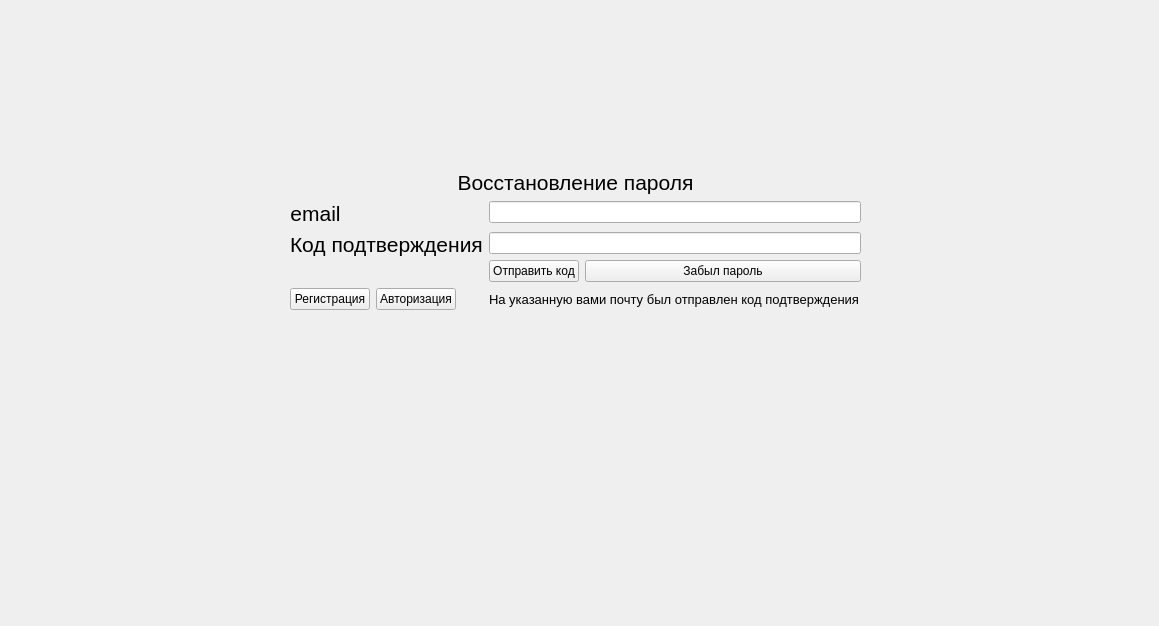
Before: the Qt Designer form reset_password.ui in k0swel/mpu_project, drawn with Qt 5.
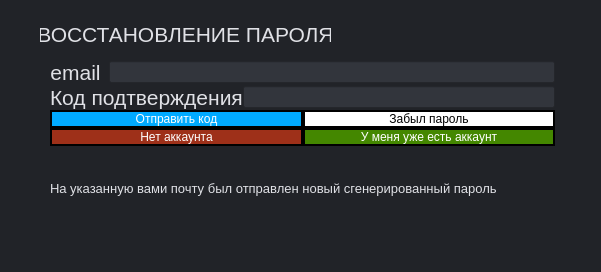
After: the same form once the commit is applied.

Diff of the .ui file:
```diff
--- a/reset_password.ui
+++ b/reset_password.ui
@@ -6,138 +6,402 @@
    <rect>
     <x>0</x>
     <y>0</y>
-    <width>1159</width>
-    <height>626</height>
+    <width>601</width>
+    <height>272</height>
    </rect>
   </property>
   <property name="windowTitle">
    <string>Form</string>
   </property>
-  <widget class="QWidget" name="formLayoutWidget">
+  <property name="styleSheet">
+   <string notr="true">background-color: rgb(33, 35, 40);
+</string>
+  </property>
+  <widget class="QLabel" name="label">
    <property name="geometry">
     <rect>
-     <x>290</x>
-     <y>170</y>
-     <width>571</width>
-     <height>214</height>
+     <x>40</x>
+     <y>20</y>
+     <width>291</width>
+     <height>28</height>
     </rect>
    </property>
-   <layout class="QFormLayout" name="formLayout">
-    <item row="1" column="0" colspan="2">
-     <widget class="QLabel" name="label">
-      <property name="font">
-       <font>
-        <pointsize>16</pointsize>
-       </font>
+   <property name="font">
+    <font>
+     <pointsize>16</pointsize>
+    </font>
+   </property>
+   <property name="styleSheet">
+    <string notr="true">color: rgb(224, 225, 230);</string>
+   </property>
+   <property name="text">
+    <string>ВОССТАНОВЛЕНИЕ ПАРОЛЯ</string>
+   </property>
+   <property name="alignment">
+    <set>Qt::AlignmentFlag::AlignCenter</set>
+   </property>
+  </widget>
+  <widget class="QWidget" name="verticalLayoutWidget">
+   <property name="geometry">
+    <rect>
+     <x>50</x>
+     <y>60</y>
+     <width>505</width>
+     <height>171</height>
+    </rect>
+   </property>
+   <layout class="QVBoxLayout" name="verticalLayout_2">
+    <property name="spacing">
+     <number>0</number>
+    </property>
+    <item>
+     <layout class="QHBoxLayout" name="horizontalLayout">
+      <property name="spacing">
+       <number>8</number>
       </property>
-      <property name="text">
-       <string>Восстановление пароля</string>
-      </property>
-      <property name="alignment">
-       <set>Qt::AlignmentFlag::AlignCenter</set>
-      </property>
-     </widget>
-    </item>
-    <item row="3" column="0">
-     <widget class="QLabel" name="label_email">
-      <property name="enabled">
-       <bool>true</bool>
-      </property>
-      <property name="font">
-       <font>
-        <pointsize>16</pointsize>
-       </font>
-      </property>
-      <property name="layoutDirection">
-       <enum>Qt::LayoutDirection::LeftToRight</enum>
-      </property>
-      <property name="text">
-       <string>email</string>
-      </property>
-      <property name="alignment">
-       <set>Qt::AlignmentFlag::AlignCenter</set>
-      </property>
-     </widget>
-    </item>
-    <item row="3" column="1">
-     <layout class="QVBoxLayout" name="verticalLayout">
       <item>
-       <widget class="QLineEdit" name="lineEdit_email"/>
+       <widget class="QLabel" name="label_email">
+        <property name="enabled">
+         <bool>true</bool>
+        </property>
+        <property name="font">
+         <font>
+          <pointsize>16</pointsize>
+         </font>
+        </property>
+        <property name="layoutDirection">
+         <enum>Qt::LayoutDirection::LeftToRight</enum>
+        </property>
+        <property name="styleSheet">
+         <string notr="true">color: rgb(224, 225, 230);</string>
+        </property>
+        <property name="text">
+         <string>email</string>
+        </property>
+        <property name="alignment">
+         <set>Qt::AlignmentFlag::AlignCenter</set>
+        </property>
+       </widget>
       </item>
+      <item>
+       <widget class="QLineEdit" name="lineEdit_email">
+        <property name="styleSheet">
+         <string notr="true">background-color: rgb(50, 53, 60);</string>
+        </property>
+       </widget>
+      </item>
      </layout>
     </item>
-    <item row="4" column="0">
-     <widget class="QLabel" name="label_code">
-      <property name="font">
-       <font>
-        <pointsize>16</pointsize>
-       </font>
-      </property>
-      <property name="text">
-       <string>Код подтверждения</string>
-      </property>
-      <property name="alignment">
-       <set>Qt::AlignmentFlag::AlignLeading|Qt::AlignmentFlag::AlignLeft|Qt::AlignmentFlag::AlignTop</set>
-      </property>
-     </widget>
-    </item>
-    <item row="4" column="1">
-     <layout class="QFormLayout" name="formLayout_3">
-      <item row="2" column="1">
-       <widget class="QPushButton" name="pushButton_reset_password">
+    <item>
+     <layout class="QHBoxLayout" name="horizontalLayout_2">
+      <item>
+       <widget class="QLabel" name="label_code">
+        <property name="font">
+         <font>
+          <pointsize>16</pointsize>
+         </font>
+        </property>
+        <property name="styleSheet">
+         <string notr="true">color: rgb(224, 225, 230);</string>
+        </property>
         <property name="text">
-         <string>Забыл пароль</string>
+         <string>Код подтверждения</string>
         </property>
+        <property name="alignment">
+         <set>Qt::AlignmentFlag::AlignLeading|Qt::AlignmentFlag::AlignLeft|Qt::AlignmentFlag::AlignTop</set>
+        </property>
        </widget>
       </item>
-      <item row="2" column="0">
+      <item>
+       <widget class="QLineEdit" name="lineEdit_code">
+        <property name="styleSheet">
+         <string notr="true">background-color: rgb(50, 53, 60);</string>
+        </property>
+       </widget>
+      </item>
+     </layout>
+    </item>
+    <item>
+     <layout class="QHBoxLayout" name="horizontalLayout_3">
+      <item>
        <widget class="QPushButton" name="pushButton_code">
         <property name="enabled">
          <bool>true</bool>
         </property>
+        <property name="styleSheet">
+         <string notr="true">border-radius: 10px;
+background-color: rgb(0, 170, 255);
+color: white;
+border: 2px solid rgb(0, 0, 0);</string>
+        </property>
         <property name="text">
          <string>Отправить код</string>
         </property>
        </widget>
       </item>
-      <item row="1" column="0" colspan="2">
-       <widget class="QLineEdit" name="lineEdit_code"/>
+      <item>
+       <widget class="QPushButton" name="pushButton_reset_password">
+        <property name="palette">
+         <palette>
+          <active>
+           <colorrole role="WindowText">
+            <brush brushstyle="SolidPattern">
+             <color alpha="255">
+              <red>0</red>
+              <green>0</green>
+              <blue>0</blue>
+             </color>
+            </brush>
+           </colorrole>
+           <colorrole role="Button">
+            <brush brushstyle="SolidPattern">
+             <color alpha="255">
+              <red>255</red>
+              <green>255</green>
+              <blue>255</blue>
+             </color>
+            </brush>
+           </colorrole>
+           <colorrole role="Text">
+            <brush brushstyle="SolidPattern">
+             <color alpha="255">
+              <red>0</red>
+              <green>0</green>
+              <blue>0</blue>
+             </color>
+            </brush>
+           </colorrole>
+           <colorrole role="ButtonText">
+            <brush brushstyle="SolidPattern">
+             <color alpha="255">
+              <red>0</red>
+              <green>0</green>
+              <blue>0</blue>
+             </color>
+            </brush>
+           </colorrole>
+           <colorrole role="Base">
+            <brush brushstyle="SolidPattern">
+             <color alpha="255">
+              <red>255</red>
+              <green>255</green>
+              <blue>255</blue>
+             </color>
+            </brush>
+           </colorrole>
+           <colorrole role="Window">
+            <brush brushstyle="SolidPattern">
+             <color alpha="255">
+              <red>255</red>
+              <green>255</green>
+              <blue>255</blue>
+             </color>
+            </brush>
+           </colorrole>
+           <colorrole role="PlaceholderText">
+            <brush brushstyle="SolidPattern">
+             <color alpha="128">
+              <red>0</red>
+              <green>0</green>
+              <blue>0</blue>
+             </color>
+            </brush>
+           </colorrole>
+          </active>
+          <inactive>
+           <colorrole role="WindowText">
+            <brush brushstyle="SolidPattern">
+             <color alpha="255">
+              <red>0</red>
+              <green>0</green>
+              <blue>0</blue>
+             </color>
+            </brush>
+           </colorrole>
+           <colorrole role="Button">
+            <brush brushstyle="SolidPattern">
+             <color alpha="255">
+              <red>255</red>
+              <green>255</green>
+              <blue>255</blue>
+             </color>
+            </brush>
+           </colorrole>
+           <colorrole role="Text">
+            <brush brushstyle="SolidPattern">
+             <color alpha="255">
+              <red>0</red>
+              <green>0</green>
+              <blue>0</blue>
+             </color>
+            </brush>
+           </colorrole>
+           <colorrole role="ButtonText">
+            <brush brushstyle="SolidPattern">
+             <color alpha="255">
+              <red>0</red>
+              <green>0</green>
+              <blue>0</blue>
+             </color>
+            </brush>
+           </colorrole>
+           <colorrole role="Base">
+            <brush brushstyle="SolidPattern">
+             <color alpha="255">
+              <red>255</red>
+              <green>255</green>
+              <blue>255</blue>
+             </color>
+            </brush>
+           </colorrole>
+           <colorrole role="Window">
+            <brush brushstyle="SolidPattern">
+             <color alpha="255">
+              <red>255</red>
+              <green>255</green>
+              <blue>255</blue>
+             </color>
+            </brush>
+           </colorrole>
+           <colorrole role="PlaceholderText">
+            <brush brushstyle="SolidPattern">
+             <color alpha="128">
+              <red>0</red>
+              <green>0</green>
+              <blue>0</blue>
+             </color>
+            </brush>
+           </colorrole>
+          </inactive>
+          <disabled>
+           <colorrole role="WindowText">
+            <brush brushstyle="SolidPattern">
+             <color alpha="255">
+              <red>0</red>
+              <green>0</green>
+              <blue>0</blue>
+             </color>
+            </brush>
+           </colorrole>
+           <colorrole role="Button">
+            <brush brushstyle="SolidPattern">
+             <color alpha="255">
+              <red>255</red>
+              <green>255</green>
+              <blue>255</blue>
+             </color>
+            </brush>
+           </colorrole>
+           <colorrole role="Text">
+            <brush brushstyle="SolidPattern">
+             <color alpha="255">
+              <red>0</red>
+              <green>0</green>
+              <blue>0</blue>
+             </color>
+            </brush>
+           </colorrole>
+           <colorrole role="ButtonText">
+            <brush brushstyle="SolidPattern">
+             <color alpha="255">
+              <red>0</red>
+              <green>0</green>
+              <blue>0</blue>
+             </color>
+            </brush>
+           </colorrole>
+           <colorrole role="Base">
+            <brush brushstyle="SolidPattern">
+             <color alpha="255">
+              <red>255</red>
+              <green>255</green>
+              <blue>255</blue>
+             </color>
+            </brush>
+           </colorrole>
+           <colorrole role="Window">
+            <brush brushstyle="SolidPattern">
+             <color alpha="255">
+              <red>255</red>
+              <green>255</green>
+              <blue>255</blue>
+             </color>
+            </brush>
+           </colorrole>
+           <colorrole role="PlaceholderText">
+            <brush brushstyle="SolidPattern">
+             <color alpha="128">
+              <red>0</red>
+              <green>0</green>
+              <blue>0</blue>
+             </color>
+            </brush>
+           </colorrole>
+          </disabled>
+         </palette>
+        </property>
+        <property name="styleSheet">
+         <string notr="true">border-radius: 10px;
+background-color: white;
+color: black;
+border: 2px solid rgb(0, 0, 0);</string>
+        </property>
+        <property name="text">
+         <string>Забыл пароль</string>
+        </property>
+       </widget>
       </item>
      </layout>
     </item>
-    <item row="5" column="1">
-     <widget class="QLabel" name="label_message_send_code">
-      <property name="enabled">
-       <bool>true</bool>
-      </property>
-      <property name="font">
-       <font>
-        <pointsize>10</pointsize>
-       </font>
-      </property>
-      <property name="text">
-       <string>На указанную вами почту был отправлен код подтверждения</string>
-      </property>
-     </widget>
-    </item>
-    <item row="5" column="0">
-     <layout class="QFormLayout" name="formLayout_2">
-      <item row="0" column="0">
+    <item>
+     <layout class="QHBoxLayout" name="horizontalLayout_4">
+      <item>
        <widget class="QPushButton" name="pushButton_to_reg">
+        <property name="styleSheet">
+         <string notr="true">border-radius: 10px;  /* Скругление углов */
+background-color: rgb(158, 48, 25);
+color: white;
+border: 2px solid rgb(0, 0, 0);</string>
+        </property>
         <property name="text">
-         <string>Регистрация</string>
+         <string>Нет аккаунта</string>
         </property>
        </widget>
       </item>
-      <item row="0" column="1">
+      <item>
        <widget class="QPushButton" name="pushButton_to_auth">
+        <property name="styleSheet">
+         <string notr="true">border-radius: 10px;
+background-color: rgb(68, 135, 0);
+color: white;
+selection-color: rgb(85, 255, 0);
+border: 2px solid rgb(0, 0, 0);</string>
+        </property>
         <property name="text">
-         <string>Авторизация</string>
+         <string>У меня уже есть аккаунт</string>
         </property>
        </widget>
       </item>
      </layout>
     </item>
+    <item>
+     <widget class="QLabel" name="label_message_send_code">
+      <property name="enabled">
+       <bool>true</bool>
+      </property>
+      <property name="font">
+       <font>
+        <pointsize>10</pointsize>
+       </font>
+      </property>
+      <property name="styleSheet">
+       <string notr="true">color: rgb(224, 225, 230);</string>
+      </property>
+      <property name="text">
+       <string>На указанную вами почту был отправлен новый сгенерированный пароль</string>
+      </property>
+     </widget>
+    </item>
    </layout>
   </widget>
  </widget>
```
